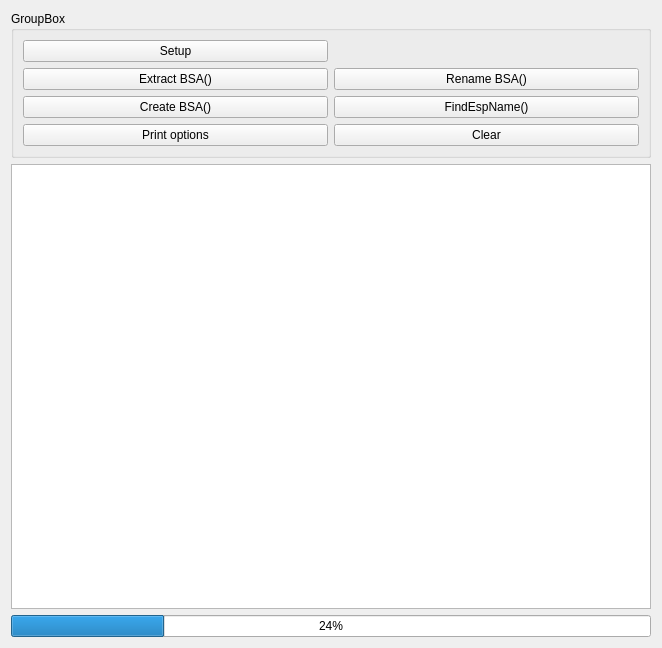
Above: devmodeui.ui from Guekka/cathedral-assets-optimizer before the change. Below: the same form after it.
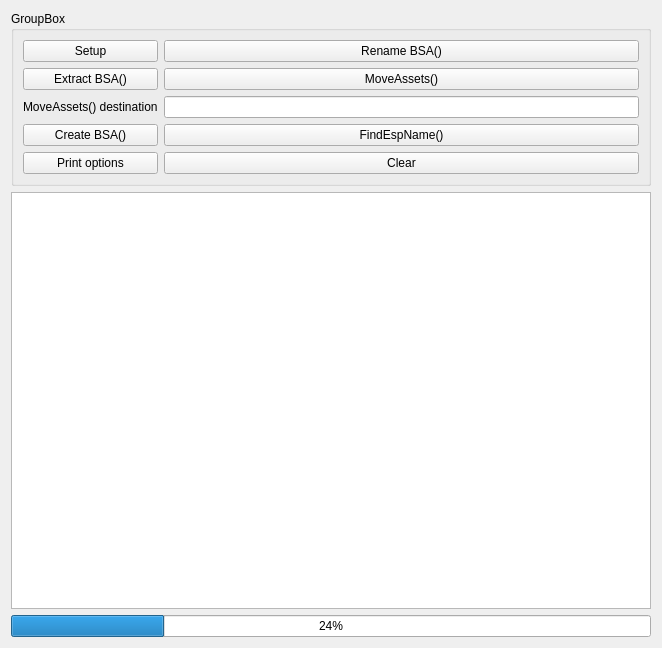
That is the form after the change.

Patch:
```diff
--- a/devmodeui.ui
+++ b/devmodeui.ui
@@ -20,52 +20,72 @@
       <string>GroupBox</string>
      </property>
      <layout class="QGridLayout" name="gridLayout">
-      <item row="2" column="0">
+      <item row="0" column="0">
+       <widget class="QPushButton" name="Setup">
+        <property name="text">
+         <string>Setup</string>
+        </property>
+       </widget>
+      </item>
+      <item row="7" column="0">
+       <widget class="QPushButton" name="PrintOptions">
+        <property name="text">
+         <string>Print options</string>
+        </property>
+       </widget>
+      </item>
+      <item row="5" column="0">
        <widget class="QPushButton" name="CreateBSA">
         <property name="text">
          <string>Create BSA()</string>
         </property>
        </widget>
       </item>
-      <item row="1" column="0">
-       <widget class="QPushButton" name="ExtractBSA">
-        <property name="text">
-         <string>Extract BSA()</string>
-        </property>
-       </widget>
+      <item row="3" column="1">
+       <widget class="QLineEdit" name="MoveAssetsPath"/>
       </item>
-      <item row="1" column="1">
-       <widget class="QPushButton" name="RenameBSA">
-        <property name="text">
-         <string>Rename BSA()</string>
-        </property>
-       </widget>
-      </item>
-      <item row="4" column="1">
-       <widget class="QPushButton" name="pushButton_2">
-        <property name="text">
-         <string>Clear</string>
-        </property>
-       </widget>
-      </item>
-      <item row="2" column="1">
+      <item row="5" column="1">
        <widget class="QPushButton" name="FindEspName">
         <property name="text">
          <string>FindEspName()</string>
         </property>
        </widget>
       </item>
-      <item row="4" column="0">
-       <widget class="QPushButton" name="pushButton">
+      <item row="7" column="1">
+       <widget class="QPushButton" name="ClearLog">
         <property name="text">
-         <string>Print options</string>
+         <string>Clear</string>
         </property>
        </widget>
       </item>
-      <item row="0" column="0">
-       <widget class="QPushButton" name="Setup">
+      <item row="3" column="0">
+       <widget class="QLabel" name="label">
         <property name="text">
-         <string>Setup</string>
+         <string>MoveAssets() destination</string>
+        </property>
+        <property name="buddy">
+         <cstring>MoveAssetsPath</cstring>
+        </property>
+       </widget>
+      </item>
+      <item row="2" column="1">
+       <widget class="QPushButton" name="MoveAssets">
+        <property name="text">
+         <string>MoveAssets()</string>
+        </property>
+       </widget>
+      </item>
+      <item row="0" column="1">
+       <widget class="QPushButton" name="RenameBSA">
+        <property name="text">
+         <string>Rename BSA()</string>
+        </property>
+       </widget>
+      </item>
+      <item row="2" column="0">
+       <widget class="QPushButton" name="ExtractBSA">
+        <property name="text">
+         <string>Extract BSA()</string>
         </property>
        </widget>
       </item>
```
